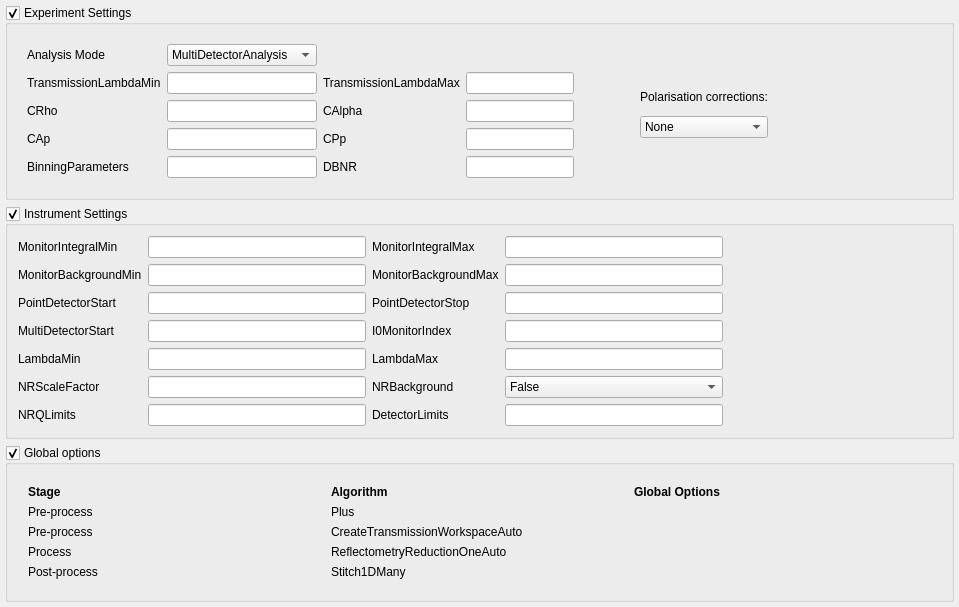
Above: MantidQt/CustomInterfaces/inc/MantidQtCustomInterfaces/Reflectometry/ReflSettingsTabWidget.ui from mantidproject/mantid before the change. Below: the same form after it.
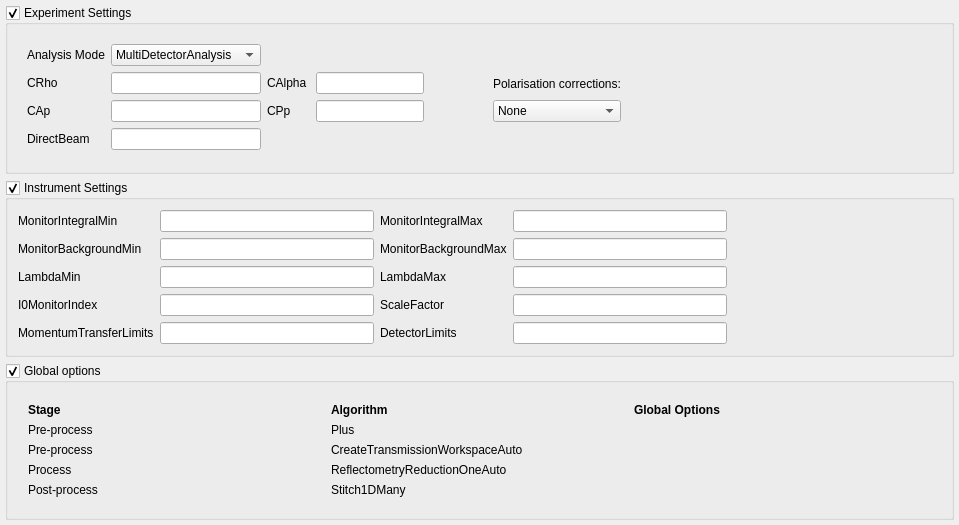
That is the form after the change.

Commit message: Re #16983 Added suggested changes to the reflectometry interface

The edit to the form file:
```diff
--- a/MantidQt/CustomInterfaces/inc/MantidQtCustomInterfaces/Reflectometry/ReflSettingsTabWidget.ui
+++ b/MantidQt/CustomInterfaces/inc/MantidQtCustomInterfaces/Reflectometry/ReflSettingsTabWidget.ui
@@ -66,24 +66,24 @@
                   </spacer>
                 </item>
                 <item row="1" column="0">
-                  <widget class="QLabel" name="expSettingsTransLamMinLabel">
+                  <widget class="QLabel" name="expSettingsCRhoLabel">
                     <property name="text">
-                      <string>TransmissionLambdaMin</string>
+                      <string>CRho</string>
                     </property>
                   </widget>
                 </item>
                 <item row="1" column="1">
-                  <widget class="QLineEdit" name="expSettingsTransLamMinEdit"/>
+                  <widget class="QLineEdit" name="expSettingsCRhoEdit"/>
                 </item>
                 <item row="1" column="2">
-                  <widget class="QLabel" name="expSettingsTransLamMaxLabel">
+                  <widget class="QLabel" name="expSettingsCAlphaLabel">
                     <property name="text">
-                      <string>TransmissionLambdaMax</string>
+                      <string>CAlpha</string>
                     </property>
                   </widget>
                 </item>
                 <item row="1" column="3">
-                  <widget class="QLineEdit" name="expSettingsTransLamMaxEdit"/>
+                  <widget class="QLineEdit" name="expSettingsCAlphaEdit"/>
                 </item>
                 <item row="1" column="4">
                   <spacer name="expSettings0Spacer1">
@@ -99,24 +99,24 @@
                   </spacer>
                 </item>
                 <item row="2" column="0">
-                  <widget class="QLabel" name="expSettingsCRhoLabel">
+                  <widget class="QLabel" name="expSettingsCApLabel">
                     <property name="text">
-                      <string>CRho</string>
+                      <string>CAp</string>
                     </property>
                   </widget>
                 </item>
                 <item row="2" column="1">
-                  <widget class="QLineEdit" name="expSettingsCRhoEdit"/>
+                  <widget class="QLineEdit" name="expSettingsCApEdit"/>
                 </item>
                 <item row="2" column="2">
-                  <widget class="QLabel" name="expSettingsCAlphaLabel">
+                  <widget class="QLabel" name="expSettingsCPpLabel">
                     <property name="text">
-                      <string>CAlpha</string>
+                      <string>CPp</string>
                     </property>
                   </widget>
                 </item>
                 <item row="2" column="3">
-                  <widget class="QLineEdit" name="expSettingsCAlphaEdit"/>
+                  <widget class="QLineEdit" name="expSettingsCPpEdit"/>
                 </item>
                 <item row="2" column="4">
                   <spacer name="expSettings0Spacer2">
@@ -132,26 +132,16 @@
                   </spacer>
                 </item>
                 <item row="3" column="0">
-                  <widget class="QLabel" name="expSettingsCApLabel">
+                  <widget class="QLabel" name="expSettingsDirectBeamLabel">
                     <property name="text">
-                      <string>CAp</string>
+                      <string>DirectBeam</string>
                     </property>
                   </widget>
                 </item>
                 <item row="3" column="1">
-                  <widget class="QLineEdit" name="expSettingsCApEdit"/>
+                  <widget class="QLineEdit" name="expSettingsDirectBeamEdit"/>
                 </item>
                 <item row="3" column="2">
-                  <widget class="QLabel" name="expSettingsCPpLabel">
-                    <property name="text">
-                      <string>CPp</string>
-                    </property>
-                  </widget>
-                </item>
-                <item row="3" column="3">
-                  <widget class="QLineEdit" name="expSettingsCPpEdit"/>
-                </item>
-                <item row="3" column="4">
                   <spacer name="expSettings0Spacer3">
                     <property name="orientation">
                       <enum>Qt::Horizontal</enum>
@@ -164,39 +154,6 @@
                     </property>
                   </spacer>
                 </item>
-                <item row="4" column="0">
-                  <widget class="QLabel" name="expSettingsBinParsLabel">
-                    <property name="text">
-                      <string>BinningParameters</string>
-                    </property>
-                  </widget>
-                </item>
-                <item row="4" column="1">
-                  <widget class="QLineEdit" name="expSettingsBinParsEdit"/>
-                </item>
-                <item row="4" column="2">
-                  <widget class="QLabel" name="expSettingsDBNRLabel">
-                    <property name="text">
-                      <string>DBNR</string>
-                    </property>
-                  </widget>
-                </item>
-                <item row="4" column="3">
-                  <widget class="QLineEdit" name="expSettingsDBNREdit"/>
-                </item>
-                <item row="4" column="4">
-                  <spacer name="expSettings0Spacer4">
-                    <property name="orientation">
-                      <enum>Qt::Horizontal</enum>
-                    </property>
-                    <property name="sizeHint" stdset="0">
-                      <size>
-                        <width>40</width>
-                        <height>20</height>
-                      </size>
-                    </property>
-                  </spacer>
-                </item>
             </layout>
             </item>
             <item>
@@ -208,10 +165,10 @@
                   <number>10</number>
                 </property>
                 <property name="topMargin">
-                  <number>50</number>
+                  <number>40</number>
                 </property>
                 <property name="bottomMargin">
-                  <number>50</number>
+                  <number>40</number>
                 </property>
                 <item row="0" column="0">
                   <widget class="QLabel" name="polCorrLabel">
@@ -339,24 +296,24 @@
               </spacer>
             </item>
             <item row="2" column="0">
-              <widget class="QLabel" name="instSettingsPDStartLabel">
+              <widget class="QLabel" name="instSettingsLamMinLabel">
                 <property name="text">
-                  <string>PointDetectorStart</string>
+                  <string>LambdaMin</string>
                 </property>
               </widget>
             </item>
             <item row="2" column="1">
-              <widget class="QLineEdit" name="instSettingsPDStartEdit"/>
+              <widget class="QLineEdit" name="instSettingsLamMinEdit"/>
             </item>
             <item row="2" column="2">
-              <widget class="QLabel" name="instSettingsPDStopLabel">
+              <widget class="QLabel" name="instSettingsLamMaxLabel">
                 <property name="text">
-                  <string>PointDetectorStop</string>
+                  <string>LambdaMax</string>
                 </property>
               </widget>
             </item>
             <item row="2" column="3">
-              <widget class="QLineEdit" name="instSettingsPDStopEdit"/>
+              <widget class="QLineEdit" name="instSettingsLamMaxEdit"/>
             </item>
             <item row="2" column="4">
               <spacer name="instSettingsSpacer2">
@@ -372,25 +329,25 @@
               </spacer>
             </item>
             <item row="3" column="0">
-              <widget class="QLabel" name="instSettingsMDStartLabel">
-                <property name="text">
-                  <string>MultiDetectorStart</string>
-                </property>
-              </widget>
-            </item>
-            <item row="3" column="1">
-              <widget class="QLineEdit" name="instSettingsMDStartEdit"/>
-            </item>
-            <item row="3" column="2">
               <widget class="QLabel" name="instSettingsI0MonIndexLabel">
                 <property name="text">
                   <string>I0MonitorIndex</string>
                 </property>
               </widget>
             </item>
-            <item row="3" column="3">
+            <item row="3" column="1">
               <widget class="QLineEdit" name="instSettingsI0MonIndexEdit"/>
             </item>
+            <item row="3" column="2">
+              <widget class="QLabel" name="instSettingsScaleFactorLabel">
+                <property name="text">
+                  <string>ScaleFactor</string>
+                </property>
+              </widget>
+            </item>
+            <item row="3" column="3">
+              <widget class="QLineEdit" name="instSettingsScaleFactorEdit"/>
+            </item>
             <item row="3" column="4">
               <spacer name="instSettingsSpacer3">
                 <property name="orientation">
@@ -405,104 +362,27 @@
               </spacer>
             </item>
             <item row="4" column="0">
-              <widget class="QLabel" name="instSettingsLamMinLabel">
+              <widget class="QLabel" name="instSettingsMomentumTransferLimitsLabel">
                 <property name="text">
-                  <string>LambdaMin</string>
+                  <string>MomentumTransferLimits</string>
                 </property>
               </widget>
             </item>
             <item row="4" column="1">
-              <widget class="QLineEdit" name="instSettingsLamMinEdit"/>
+              <widget class="QLineEdit" name="instSettingsMomentumTransferLimitsEdit"/>
             </item>
             <item row="4" column="2">
-              <widget class="QLabel" name="instSettingsLamMaxLabel">
-                <property name="text">
-                  <string>LambdaMax</string>
-                </property>
-              </widget>
-            </item>
-            <item row="4" column="3">
-              <widget class="QLineEdit" name="instSettingsLamMaxEdit"/>
-            </item>
-            <item row="4" column="4">
-              <spacer name="instSettingsSpacer4">
-                <property name="orientation">
-                  <enum>Qt::Horizontal</enum>
-                </property>
-                <property name="sizeHint" stdset="0">
-                  <size>
-                    <width>40</width>
-                    <height>20</height>
-                  </size>
-                </property>
-              </spacer>
-            </item>
-            <item row="5" column="0">
-              <widget class="QLabel" name="instSettingsScaleFactorLabel">
-                <property name="text">
-                  <string>NRScaleFactor</string>
-                </property>
-              </widget>
-            </item>
-            <item row="5" column="1">
-              <widget class="QLineEdit" name="instSettingsScaleFactorEdit"/>
-            </item>
-            <item row="5" column="2">
-              <widget class="QLabel" name="instSettingsBackgroundLabel">
-                <property name="text">
-                  <string>NRBackground</string>
-                </property>
-              </widget>
-            </item>
-            <item row="5" column="3">
-              <widget class="QComboBox" name="BackgroundComboBox">
-                <item>
-                  <property name="text">
-                    <string>False</string>
-                  </property>
-                </item>
-                <item>
-                  <property name="text">
-                    <string>True</string>
-                  </property>
-                </item>
-              </widget>
-            </item>
-            <item row="5" column="4">
-              <spacer name="instSettingsSpacer5">
-                <property name="orientation">
-                  <enum>Qt::Horizontal</enum>
-                </property>
-                <property name="sizeHint" stdset="0">
-                  <size>
-                    <width>40</width>
-                    <height>20</height>
-                  </size>
-                </property>
-              </spacer>
-            </item>
-            <item row="6" column="0">
-              <widget class="QLabel" name="instSettingsQLimitsLabel">
-                <property name="text">
-                  <string>NRQLimits</string>
-                </property>
-              </widget>
-            </item>
-            <item row="6" column="1">
-              <widget class="QLineEdit" name="instSettingsNRQLimitsEdit"/>
-            </item>
-            <item row="6" column="2">
               <widget class="QLabel" name="instSettingsDetLimitsLabel">
                 <property name="text">
                   <string>DetectorLimits</string>
                 </property>
               </widget>
             </item>
-            <item row="6" column="3">
+            <item row="4" column="3">
               <widget class="QLineEdit" name="instSettingsDetLimitsEdit"/>
             </item>
-            <item row="6" column="4">
-              <spacer name="instSettingsSpacer6">
+            <item row="4" column="4">
+              <spacer name="instSettingsSpacer4">
                 <property name="orientation">
                   <enum>Qt::Horizontal</enum>
                 </property>
```
